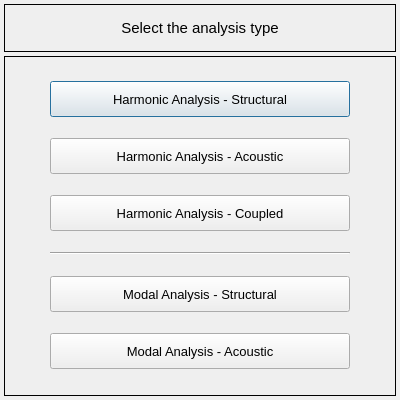
This is vibra/interface/data/ui_files/analysis/analysis_type_input.ui in MOPT-UFSC/VIBRA as Qt 5 draws it before an edit. The edited form follows.
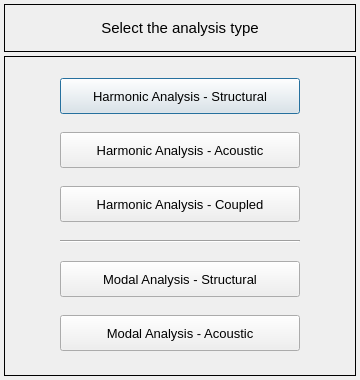
This is the edited form. Icons and pictures are not drawn.

What changed in the file:
```diff
--- a/vibra/interface/data/ui_files/analysis/analysis_type_input.ui
+++ b/vibra/interface/data/ui_files/analysis/analysis_type_input.ui
@@ -9,8 +9,8 @@
    <rect>
     <x>0</x>
     <y>0</y>
-    <width>400</width>
-    <height>400</height>
+    <width>360</width>
+    <height>380</height>
    </rect>
   </property>
   <property name="sizePolicy">
@@ -21,14 +21,14 @@
   </property>
   <property name="minimumSize">
    <size>
-    <width>400</width>
-    <height>400</height>
+    <width>360</width>
+    <height>380</height>
    </size>
   </property>
   <property name="maximumSize">
    <size>
-    <width>428</width>
-    <height>400</height>
+    <width>360</width>
+    <height>380</height>
    </size>
   </property>
   <property name="contextMenuPolicy">
@@ -64,7 +64,7 @@
     <widget class="QFrame" name="frame_title">
      <property name="minimumSize">
       <size>
-       <width>380</width>
+       <width>0</width>
        <height>48</height>
       </size>
      </property>
@@ -116,8 +116,8 @@
      </property>
      <property name="minimumSize">
       <size>
-       <width>380</width>
-       <height>300</height>
+       <width>0</width>
+       <height>0</height>
       </size>
      </property>
      <property name="maximumSize">
@@ -140,13 +140,13 @@
         </property>
         <property name="minimumSize">
          <size>
-          <width>280</width>
+          <width>240</width>
           <height>36</height>
          </size>
         </property>
         <property name="maximumSize">
          <size>
-          <width>300</width>
+          <width>240</width>
           <height>36</height>
          </size>
         </property>
@@ -188,13 +188,13 @@
        <widget class="QPushButton" name="pushButton_harmonic_acoustic">
         <property name="minimumSize">
          <size>
-          <width>280</width>
+          <width>240</width>
           <height>36</height>
          </size>
         </property>
         <property name="maximumSize">
          <size>
-          <width>300</width>
+          <width>240</width>
           <height>36</height>
          </size>
         </property>
@@ -219,13 +219,13 @@
        <widget class="QPushButton" name="pushButton_harmonic_coupled">
         <property name="minimumSize">
          <size>
-          <width>280</width>
+          <width>240</width>
           <height>36</height>
          </size>
         </property>
         <property name="maximumSize">
          <size>
-          <width>300</width>
+          <width>240</width>
           <height>36</height>
          </size>
         </property>
@@ -257,13 +257,13 @@
        <widget class="QPushButton" name="pushButton_modal_structural">
         <property name="minimumSize">
          <size>
-          <width>280</width>
+          <width>240</width>
           <height>36</height>
          </size>
         </property>
         <property name="maximumSize">
          <size>
-          <width>300</width>
+          <width>240</width>
           <height>36</height>
          </size>
         </property>
@@ -288,13 +288,13 @@
        <widget class="QPushButton" name="pushButton_modal_acoustic">
         <property name="minimumSize">
          <size>
-          <width>280</width>
+          <width>240</width>
           <height>36</height>
          </size>
         </property>
         <property name="maximumSize">
          <size>
-          <width>300</width>
+          <width>240</width>
           <height>36</height>
          </size>
         </property>
```
